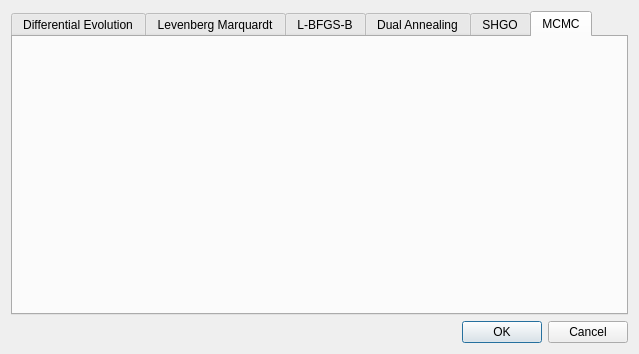
The window that refnx/reflect/_app/ui/optimisation.ui (refnx/refnx) describes before a commit, drawn with Qt 5.
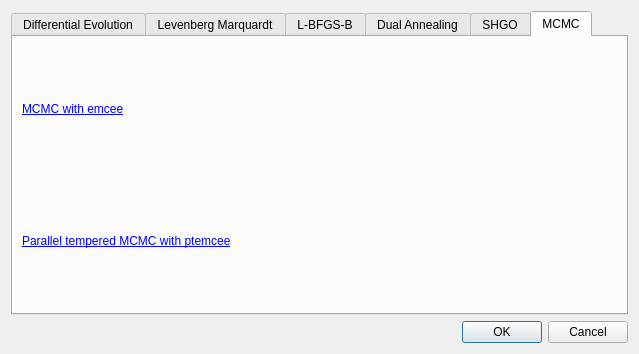
The same window after the commit. The open tabs and pages were chosen to show the change.

Commit message: MAINT ptemcee and emcee links in gui

The edit to the form file:
```diff
--- a/refnx/reflect/_app/ui/optimisation.ui
+++ b/refnx/reflect/_app/ui/optimisation.ui
@@ -656,6 +656,52 @@
       <attribute name="title">
        <string>MCMC</string>
       </attribute>
+      <layout class="QGridLayout" name="gridLayout_7">
+       <item row="0" column="0">
+        <widget class="QLabel" name="label_5">
+         <property name="text">
+          <string>&lt;html&gt;&lt;head/&gt;&lt;body&gt;&lt;p&gt;&lt;a href=&quot;https://emcee.readthedocs.io/en/stable/&quot;&gt;&lt;span style=&quot; text-decoration: underline; color:#0000ff;&quot;&gt;MCMC with emcee&lt;/span&gt;&lt;/a&gt;&lt;/p&gt;&lt;/body&gt;&lt;/html&gt;</string>
+         </property>
+         <property name="textFormat">
+          <enum>Qt::RichText</enum>
+         </property>
+         <property name="scaledContents">
+          <bool>true</bool>
+         </property>
+         <property name="wordWrap">
+          <bool>true</bool>
+         </property>
+         <property name="openExternalLinks">
+          <bool>true</bool>
+         </property>
+         <property name="textInteractionFlags">
+          <set>Qt::TextBrowserInteraction</set>
+         </property>
+        </widget>
+       </item>
+       <item row="1" column="0">
+        <widget class="QLabel" name="label_6">
+         <property name="text">
+          <string>&lt;html&gt;&lt;head/&gt;&lt;body&gt;&lt;p&gt;&lt;a href=&quot;https://arxiv.org/abs/1501.05823&quot;&gt;&lt;span style=&quot; text-decoration: underline; color:#0000ff;&quot;&gt;Parallel tempered MCMC with ptemcee&lt;/span&gt;&lt;/a&gt;&lt;/p&gt;&lt;/body&gt;&lt;/html&gt;</string>
+         </property>
+         <property name="textFormat">
+          <enum>Qt::RichText</enum>
+         </property>
+         <property name="scaledContents">
+          <bool>true</bool>
+         </property>
+         <property name="wordWrap">
+          <bool>true</bool>
+         </property>
+         <property name="openExternalLinks">
+          <bool>true</bool>
+         </property>
+         <property name="textInteractionFlags">
+          <set>Qt::TextBrowserInteraction</set>
+         </property>
+        </widget>
+       </item>
+      </layout>
      </widget>
     </widget>
    </item>
```
The commit also changes 1 other file.
